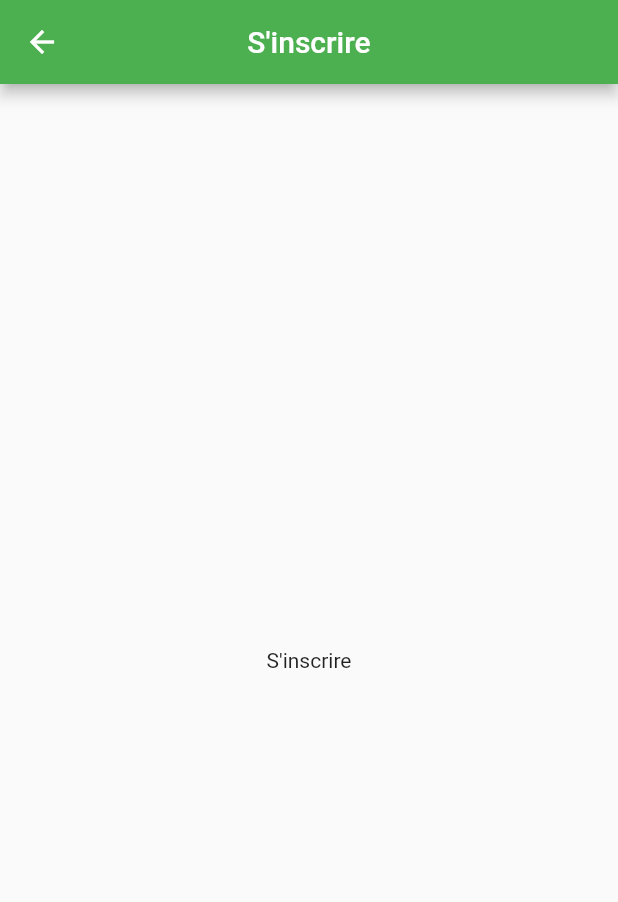
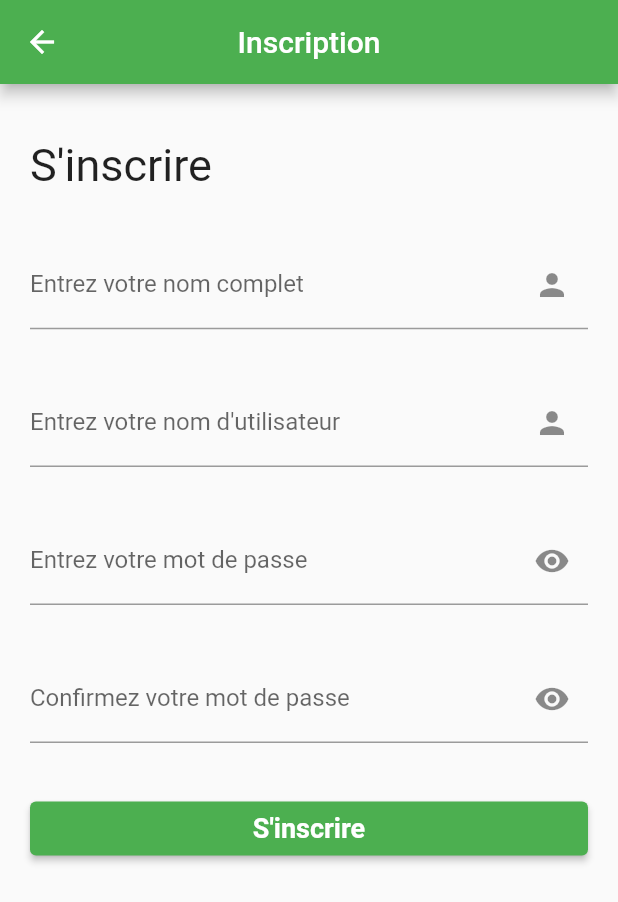
Before and after one commit to TheS2KSolution/TheS2KPay, a Flutter app: the Signup screen opened by its route, on a phone screen of 412 x 824 dp. Shown: the top 902 px of the screen. Run offline on Flutter 3.47's test engine with Material 2 defaults, Android fonts, the phone set to English and light mode, and no system bars.

Commit message:
Build Login and signup Screen

```diff
--- a/lib/authentication/signup.dart
+++ b/lib/authentication/signup.dart
@@ -11,10 +11,61 @@ class Signup extends StatefulWidget {
 class _SignupState extends State<Signup> {
   @override
   Widget build(BuildContext context) {
-    return Scaffold(
-      appBar: buildAppBar(title: "S'inscrire"),
-      body: const Center(
-        child: Text("S'inscrire"),
+    return SafeArea(
+      child: Scaffold(
+        appBar: buildAppBar(title: "Inscription"),
+        body: Padding(
+          padding: const EdgeInsets.all(20.0),
+          child: Column(
+            crossAxisAlignment: CrossAxisAlignment.start,
+            children: [
+              SizedBox(
+                height: buildMediaQuery(context).size.height * 0.02,
+              ),
+              const Text(
+                "S'inscrire",
+                style: TextStyle(
+                  fontSize: 30,
+                ),
+              ),
+              SizedBox(
+                height: buildMediaQuery(context).size.height * 0.04,
+              ),
+              buildFormInput(
+                labelText: "Entrez votre nom complet",
+                suffixIcon: const Icon(Icons.person),
+              ),
+              SizedBox(
+                height: buildMediaQuery(context).size.height * 0.04,
+              ),
+              buildFormInput(
+                labelText: "Entrez votre nom d'utilisateur",
+                suffixIcon: const Icon(Icons.person),
+              ),
+              SizedBox(
+                height: buildMediaQuery(context).size.height * 0.04,
+              ),
+              buildFormInput(
+                labelText: "Entrez votre mot de passe",
+                suffixIcon: const Icon(Icons.visibility),
+              ),
+              SizedBox(
+                height: buildMediaQuery(context).size.height * 0.04,
+              ),
+              buildFormInput(
+                labelText: "Confirmez votre mot de passe",
+                suffixIcon: const Icon(Icons.visibility),
+              ),
+              SizedBox(
+                height: buildMediaQuery(context).size.height * 0.04,
+              ),
+              buildButton(
+                title: "S'inscrire",
+                onPressed: () {},
+              ),
+            ],
+          ),
+        ),
       ),
     );
   }
--- a/lib/helpers/ui_helper.dart
+++ b/lib/helpers/ui_helper.dart
@@ -3,6 +3,21 @@ import 'package:flutter/material.dart';
 AppBar buildAppBar({required String title}) => AppBar(
       title: Text(title),
       centerTitle: true,
+    );
+
+Widget buildFormInput({
+  TextEditingController? controller,
+  String? labelText,
+  Widget? suffixIcon,
+}) =>
+    TextFormField(
+      controller: controller,
+      keyboardType: TextInputType.text,
+      decoration: InputDecoration(
+        border: const UnderlineInputBorder(),
+        labelText: labelText,
+        suffixIcon: suffixIcon,
+      ),
     );
 
 MediaQueryData buildMediaQuery(BuildContext context) => MediaQuery.of(context);
```
Also changed, not shown: lib/authentication/login.dart (+41 -4 lines).
